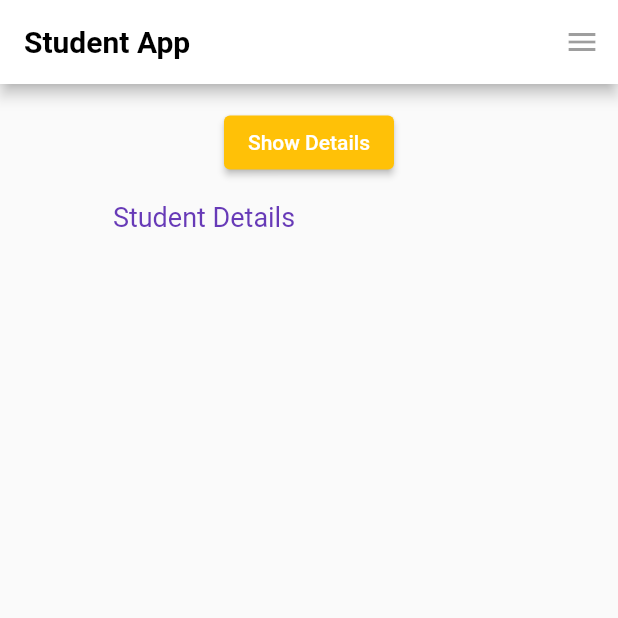
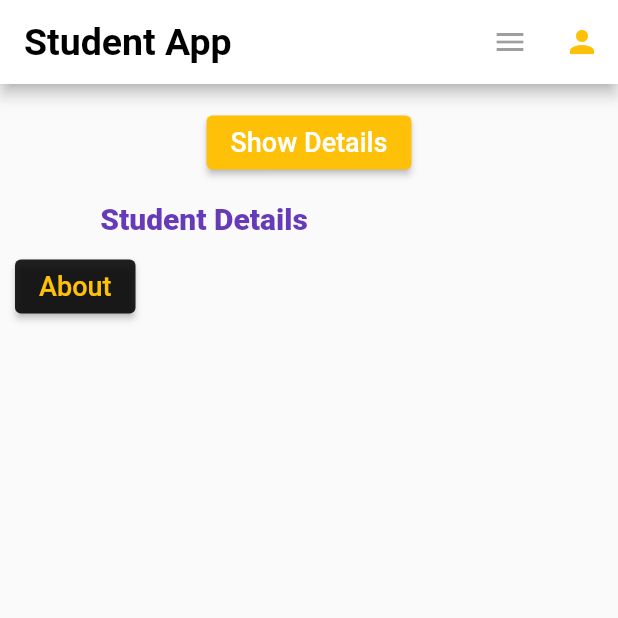
Before and after one commit to debbyra/Deborah-Nanyanzi-Mobile-Applications-Exam-Sem-2-2023, a Flutter app: the screen it shows after launch, after a tap on "Show Details", on a phone screen of 412 x 824 dp, the top half of it. Run offline on Flutter 3.47's test engine with Material 2 defaults, Android fonts, the phone set to English and light mode, and no system bars.

Commit message:
student-app

```diff
--- /dev/null
+++ b/studentapp/lib/home.dart
@@ -0,0 +1,107 @@
+import 'package:flutter/material.dart';
+import 'package:studentapp/about_sceen.dart';
+
+// from stateless to stateful widget
+class StudentScreen extends StatefulWidget {
+  const StudentScreen({super.key});
+
+  @override
+  State<StudentScreen> createState() => _StudentScreenState();
+}
+
+class _StudentScreenState extends State<StudentScreen> {
+  @override
+  Widget build(BuildContext context) {
+    return Scaffold(
+      appBar: AppBar(
+        title: const Text(
+          "Student App",
+          style: TextStyle(
+              color: Colors.black, fontWeight: FontWeight.bold, fontSize: 25),
+        ),
+        actions: [
+          const IconButton(onPressed: null, icon: Icon(Icons.menu)),
+
+          // this icon button takes you to the AboutScreen
+          IconButton(
+              icon: const Icon(
+                Icons.person,
+                semanticLabel: "About",
+                color: Colors.amber,
+              ),
+              onPressed: () => Navigator.push(
+                  context,
+                  MaterialPageRoute(
+                    builder: (context) => const AboutScreen(),
+                  ))),
+        ],
+        backgroundColor: Colors.white,
+      ),
+
+      // body starts here
+      body: Center(
+          child: Column(
+        children: [
+          const SizedBox(
+            height: 15,
+          ),
+
+          //toggle button to display student details
+          ElevatedButton(
+            onPressed: () => ToggleButtons(
+              isSelected: const [],
+              children: const [
+                Text("Students Details: John doe, Age: 20, Grade: A"),
+              ],
+            ),
+            style: const ButtonStyle(
+                backgroundColor: MaterialStatePropertyAll(Colors.amber)),
+            child: const Text(
+              "Show Details",
+              style: TextStyle(fontSize: 18),
+            ),
+          ),
+          const SizedBox(
+            height: 15,
+          ),
+          const Padding(
+            padding: EdgeInsets.only(right: 140),
+            child: Text(
+              "Student Details",
+              style: TextStyle(
+                  fontSize: 20,
+                  color: Colors.deepPurple,
+                  fontWeight: FontWeight.w900),
+            ),
+          ),
+          const SizedBox(
+            height: 10,
+          ),
+          Row(
+            children: [
+              Padding(
+                padding: const EdgeInsets.only(right: 70, left: 10),
+
+                //button to navigate to the AboutSCreen
+                child: ElevatedButton(
+                  onPressed: () => Navigator.push(
+                      context,
+                      MaterialPageRoute(
+                        builder: (context) => const AboutScreen(),
+                      )),
+                  style: const ButtonStyle(
+                      backgroundColor:
+                          MaterialStatePropertyAll(Colors.black87)),
+                  child: const Text(
+                    "About",
+                    style: TextStyle(fontSize: 18, color: Colors.amber),
+                  ),
+                ),
+              )
+            ],
+          )
+        ],
+      )),
+    );
+  }
+}
--- a/studentapp/lib/main.dart
+++ b/studentapp/lib/main.dart
@@ -1,5 +1,5 @@
 import 'package:flutter/material.dart';
-import 'package:studentapp/screen1.dart';
+import 'package:studentapp/home.dart';
 
 void main() {
   runApp(const MyApp());
--- a/studentapp/lib/screen1.dart
+++ /dev/null
@@ -1,55 +0,0 @@
-import 'package:flutter/material.dart';
-
-class StudentScreen extends StatelessWidget {
-  const StudentScreen({super.key});
-
-  @override
-  Widget build(BuildContext context) {
-    return Scaffold(
-      appBar: AppBar(
-        title: const Text(
-          "Student App",
-          style: TextStyle(color: Colors.black, fontWeight: FontWeight.bold),
-        ),
-        actions: const [IconButton(onPressed: null, icon: Icon(Icons.menu))],
-        backgroundColor: Colors.white,
-      ),
-      body: Center(
-          child: Column(
-        children: [
-          const SizedBox(
-            height: 15,
-          ),
-          ElevatedButton(
-            onPressed: () => ToggleButtons(
-              isSelected: const [],
-              children: const [
-                Text("Students Details: John doe, Age: 20, Grade: A"),
-              ],
-            ),
-            style: const ButtonStyle(
-                backgroundColor: MaterialStatePropertyAll(Colors.amber)),
-            child: const Text("Show Details"),
-          ),
-          const SizedBox(
-            height: 15,
-          ),
-          const Padding(
-            padding: EdgeInsets.only(right: 140),
-            child: Text(
-              "Student Details",
-              style: TextStyle(fontSize: 18, color: Colors.deepPurple),
-            ),
-          ),
-
-          // ToggleButtons(isSelected: const [], children: const [
-          //   Text(
-          //     "Student Details",
-          //     style: TextStyle(fontSize: 18, color: Colors.deepOrangeAccent),
-          //   ),
-          // ])
-        ],
-      )),
-    );
-  }
-}
```
Also changed, not shown: studentapp/lib/about_sceen.dart (added, +73 -0 lines), studentapp/lib/student_class.dart (added, +19 -0 lines).
